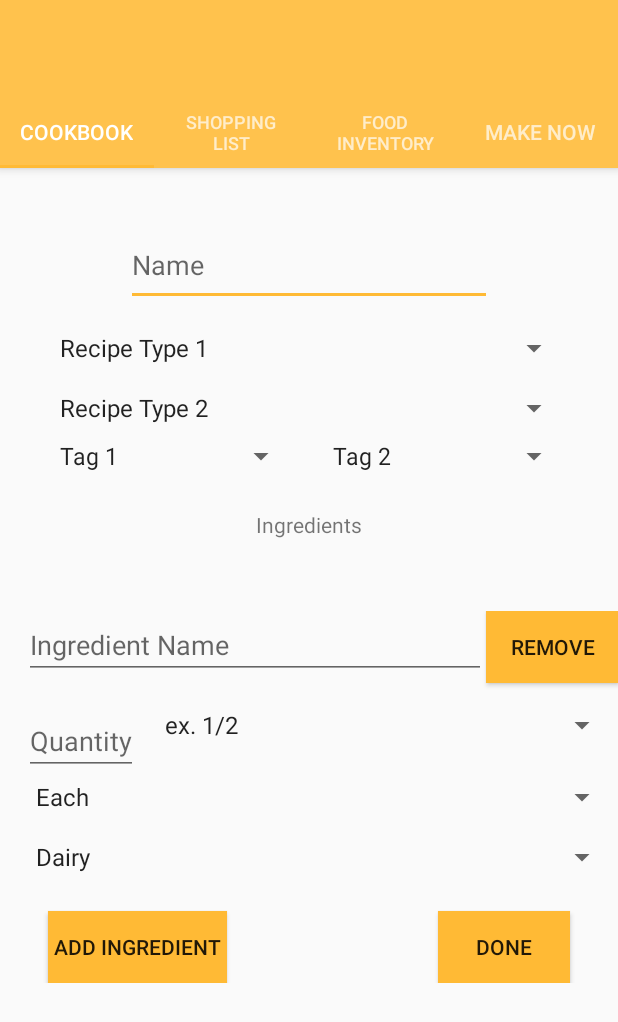
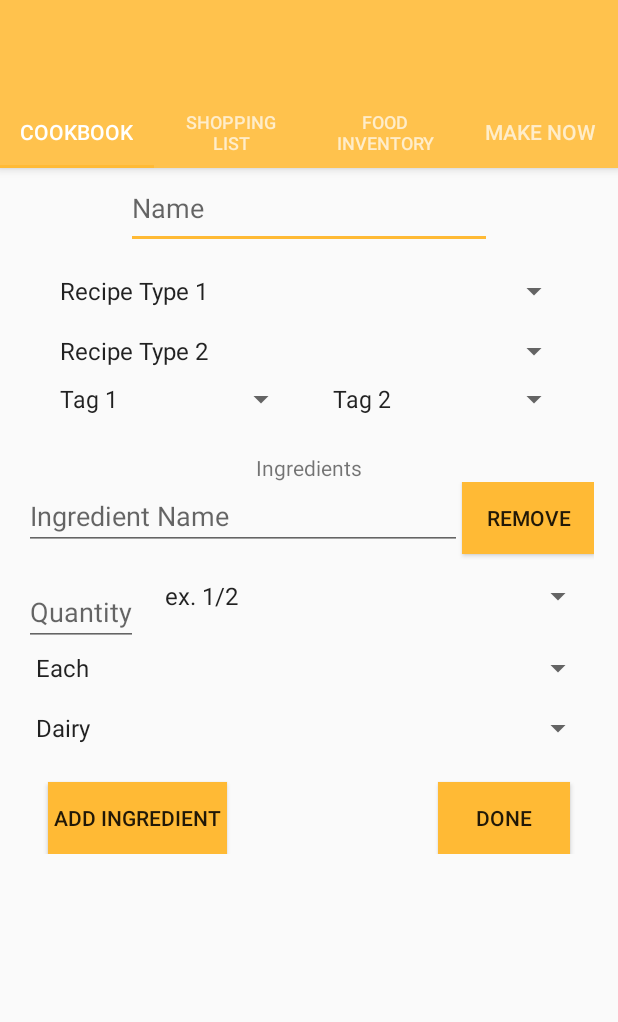
Before and after one commit to blitzolsen/Compleat_Andriod, an Android app: the EnterRecipe screen opened directly, with no data from a screen before it, on a phone screen of 412 x 824 dp. Shown: the top 1022 px of the screen. Run offline under Robolectric (Android 15) with nearby library versions, the phone set to English and light mode, and no system bars.

Commit message:
Adapter working

```diff
--- a/app/src/main/java/com/example/stettsen/compleat_andriod/EnterRecipe.java
+++ b/app/src/main/java/com/example/stettsen/compleat_andriod/EnterRecipe.java
@@ -80,7 +80,8 @@ public class EnterRecipe extends AppCompatActivity {
         Spinner tag2 = (Spinner) findViewById(R.id.tag2);
         recipe.setTag2(tag2.getSelectedItem().toString());
 
-
+        Intent enterRecipe = new Intent(this, ViewCookbook.class);
+        startActivity(enterRecipe);
     }
     public void addIngredient(View view){
         Food food = new Food();
--- a/app/src/main/res/layout/activity_enter_recipe.xml
+++ b/app/src/main/res/layout/activity_enter_recipe.xml
@@ -57,14 +57,18 @@
         </android.support.design.widget.TabLayout>
     </android.support.design.widget.AppBarLayout>
 
-    <android.support.v4.widget.NestedScrollView
+    <ScrollView
         android:layout_width="match_parent"
-        android:layout_height="match_parent">
+        android:layout_height="0dp"
+        app:layout_constraintBottom_toBottomOf="parent"
+        app:layout_constraintTop_toBottomOf="@id/appbar">
 
         <android.support.constraint.ConstraintLayout
             android:id="@+id/enterRecipeConstraintLayout"
             android:layout_width="match_parent"
-            android:layout_height="match_parent">
+            android:layout_height="0dp"
+            app:layout_constraintTop_toTopOf="parent"
+            app:layout_constraintBottom_toBottomOf="parent">
 
             <EditText
                 android:id="@+id/recipeName"
@@ -75,7 +79,7 @@
                 android:layout_marginLeft="84dp"
                 android:layout_marginRight="84dp"
                 android:layout_marginStart="84dp"
-                android:layout_marginTop="150dp"
+                android:layout_marginTop="0dp"
                 android:ems="10"
                 android:hint="Name"
                 android:inputType="textPersonName"
@@ -159,9 +163,12 @@
                 android:id="@+id/ingredientsContainer"
                 android:layout_width="match_parent"
                 android:layout_height="wrap_content"
+                android:layout_marginEnd="16dp"
                 android:layout_marginLeft="16dp"
+                android:layout_marginRight="16dp"
                 android:layout_marginStart="16dp"
-                app:layout_constraintBottom_toBottomOf="parent"
+                app:layout_constraintBottom_toTopOf="@id/doneBtn"
+                app:layout_constraintEnd_toEndOf="parent"
                 app:layout_constraintStart_toStartOf="parent"
                 app:layout_constraintTop_toBottomOf="@id/ingredient1text">
 
@@ -197,7 +204,7 @@
 
         </android.support.constraint.ConstraintLayout>
 
-    </android.support.v4.widget.NestedScrollView>
+    </ScrollView>
 
     <android.support.v4.view.ViewPager
         android:id="@+id/container"
```
